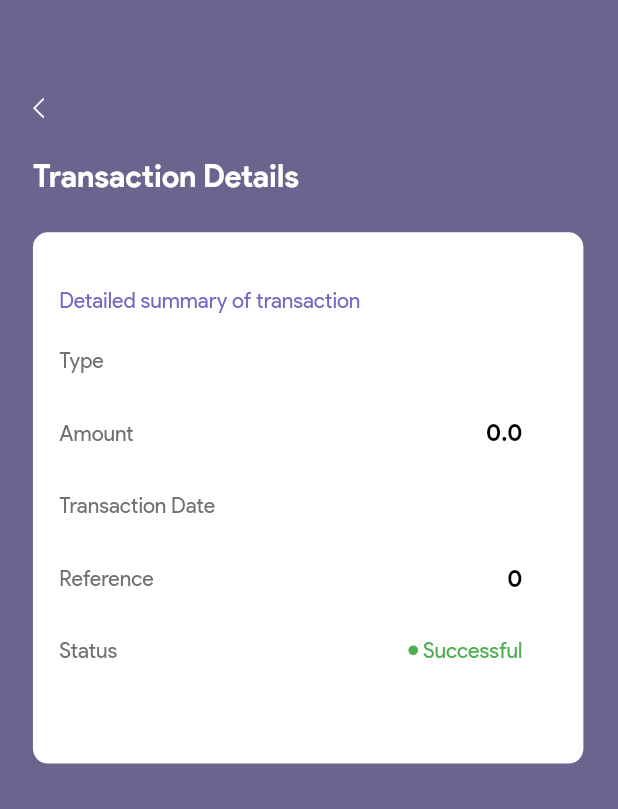
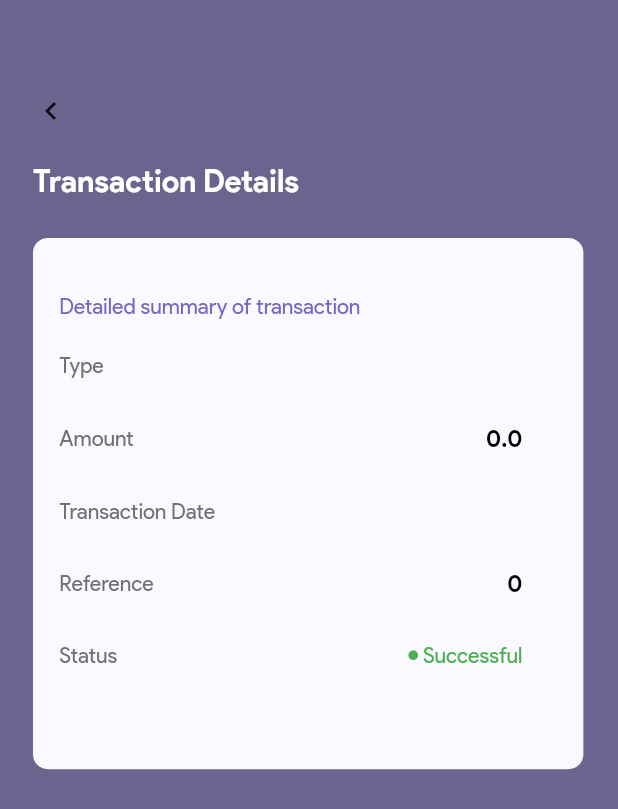
Before and after one commit to onuohasilver/flutter-test, a Flutter app: the TransactionCard widget shown alone on an empty page, opened directly with empty values, after a tap on "John", on a phone screen of 412 x 824 dp. Shown: the top 809 px of the screen. Run offline on Flutter 3.47's test engine with Material 2 defaults, Android fonts, the phone set to English and light mode, and no system bars; our stand-ins replace animate_do, flutter_screenutil, flutter_svg; network calls fail.

Commit message:
:lipstick: update UI theme

```diff
--- a/lib/main.dart
+++ b/lib/main.dart
@@ -1,8 +1,9 @@
 import 'package:flutter/material.dart';
-import 'package:flutter_screenutil/flutter_screenutil.dart';
 import 'package:provider/provider.dart';
 import 'package:renmoney_flutter_test/modules/entry/screens/home.dart';
 import 'package:renmoney_flutter_test/modules/transactions/controllers/transaction_provider.dart';
+import 'package:renmoney_flutter_test/shared%20components/constants/constants.dart';
+import 'package:renmoney_flutter_test/utilities/utilities.dart';
 
 void main() {
   runApp(const MyApp());
@@ -18,7 +19,9 @@ class MyApp extends StatelessWidget {
       child: MaterialApp(
         debugShowCheckedModeBanner: false,
         title: 'Renmoney Flutter Test',
-        theme: ThemeData(primarySwatch: Colors.blue, fontFamily: "ProductSans"),
+        theme: AppTheme().lightTheme,
+        darkTheme: AppTheme().darkTheme,
+        themeMode: ThemeMode.system,
         home: const Entry(),
       ),
     );
--- a/lib/modules/entry/screens/home.dart
+++ b/lib/modules/entry/screens/home.dart
@@ -10,7 +10,7 @@ class Home extends StatelessWidget {
     return Container(
       height: 812.h,
       width: 375.w,
-      color: Colors.white,
+      color: Theme.of(context).backgroundColor,
       child: const Center(child: HomeIntroButton()),
     );
   }
--- a/lib/modules/transactions/screens/all_transactions.dart
+++ b/lib/modules/transactions/screens/all_transactions.dart
@@ -33,7 +33,7 @@ class _AllTransactionsState extends State<AllTransactions> {
       child: Container(
         height: 875.h,
         width: 312.w,
-        color: Colors.white,
+        color: Theme.of(context).backgroundColor,
         padding: EdgeInsets.symmetric(horizontal: 20.w),
         child: Column(
           crossAxisAlignment: CrossAxisAlignment.start,
--- a/lib/modules/transactions/screens/transaction_details.dart
+++ b/lib/modules/transactions/screens/transaction_details.dart
@@ -20,7 +20,7 @@ class TransactionDetailScreen extends StatelessWidget {
         height: 875.h,
         width: 312.w,
         padding: EdgeInsets.symmetric(horizontal: 20.w),
-        color: AppColors.greyPurple,
+        color: Theme.of(context).canvasColor,
         child: Column(
           crossAxisAlignment: CrossAxisAlignment.start,
           children: [
@@ -34,7 +34,8 @@ class TransactionDetailScreen extends StatelessWidget {
               height: 349.h,
               width: 334.w,
               decoration: BoxDecoration(
-                  borderRadius: BorderRadius.circular(10), color: Colors.white),
+                  borderRadius: BorderRadius.circular(10),
+                  color: Theme.of(context).cardColor),
               padding: EdgeInsets.only(left: 16.w, top: 36.h, right: 37.w),
               child: Column(
                 crossAxisAlignment: CrossAxisAlignment.start,
@@ -91,7 +92,8 @@ class _DetailEntry extends StatelessWidget {
           mainAxisAlignment: MainAxisAlignment.spaceBetween,
           children: [
             Text(leading, style: AppTextStyle.title1(AppColors.darkGrey)),
-            Text(content.toString(), style: AppTextStyle.title2(Colors.black))
+            Text(content.toString(),
+                style: AppTextStyle.title2(Theme.of(context).primaryColor))
           ],
         ),
       ),
--- a/lib/modules/transactions/widgets/transaction_card.dart
+++ b/lib/modules/transactions/widgets/transaction_card.dart
@@ -25,7 +25,7 @@ class TransactionCard extends StatelessWidget {
         child: FadeInUp(
           delay: Duration(milliseconds: index + 1 * 60),
           child: Material(
-            color: AppColors.lightGrey,
+            color: Theme.of(context).cardColor,
             borderRadius: BorderRadius.circular(8.h),
             child: InkWell(
               borderRadius: BorderRadius.circular(8.h),
@@ -62,7 +62,7 @@ class TransactionCard extends StatelessWidget {
                                 ],
                                 style: TextStyle(
                                     overflow: TextOverflow.ellipsis,
-                                    color: Colors.black,
+                                    color: Theme.of(context).primaryColor,
                                     fontSize: 13.h)),
                           ),
                         ),
--- a/lib/shared components/buttons/back_button.dart
+++ b/lib/shared components/buttons/back_button.dart
@@ -1,5 +1,4 @@
 import 'package:flutter/material.dart';
-import 'package:renmoney_flutter_test/shared%20components/shared%20components.dart';
 
 class AppBackButton extends StatelessWidget {
   const AppBackButton({Key? key, this.color}) : super(key: key);
@@ -10,11 +9,6 @@ class AppBackButton extends StatelessWidget {
         color: Colors.transparent,
         child: InkWell(
             onTap: () => Navigator.pop(context),
-            child: ShowSVG(
-              ImageAsset.back,
-              height: 20,
-              width: 7,
-              color: color,
-            )));
+            child: const Icon(Icons.chevron_left)));
   }
 }
--- a/lib/shared components/constants/constants.dart
+++ b/lib/shared components/constants/constants.dart
@@ -1,2 +1,3 @@
 export 'images.dart';
 export 'text_styles.dart';
+export 'theme.dart';
--- /dev/null
+++ b/lib/shared components/constants/theme.dart
@@ -0,0 +1,23 @@
+import 'package:flutter/material.dart';
+import 'package:renmoney_flutter_test/utilities/utilities.dart';
+
+class AppTheme {
+  final ThemeData _darkTheme = ThemeData(
+    primaryColor: Colors.white.withOpacity(.67),
+    brightness: Brightness.dark,
+    backgroundColor: const Color.fromRGBO(17, 24, 39, 1),
+    cardColor: const Color.fromRGBO(31, 41, 55, 1),
+    dividerColor: Colors.black12,
+    canvasColor: const Color.fromRGBO(17, 24, 39, 1),
+  );
+
+  final ThemeData _lightTheme = ThemeData(
+      backgroundColor: Colors.white,
+      fontFamily: "ProductSans",
+      primaryColor: Colors.black,
+      canvasColor: AppColors.greyPurple,
+      cardColor: AppColors.lightGrey);
+
+  ThemeData get lightTheme => _lightTheme;
+  ThemeData get darkTheme => _darkTheme;
+}
--- a/lib/shared components/containers/containers.dart
+++ b/lib/shared components/containers/containers.dart
@@ -1 +1,2 @@
+export 'loading_display.dart';
 export 'show_svg.dart';
```
